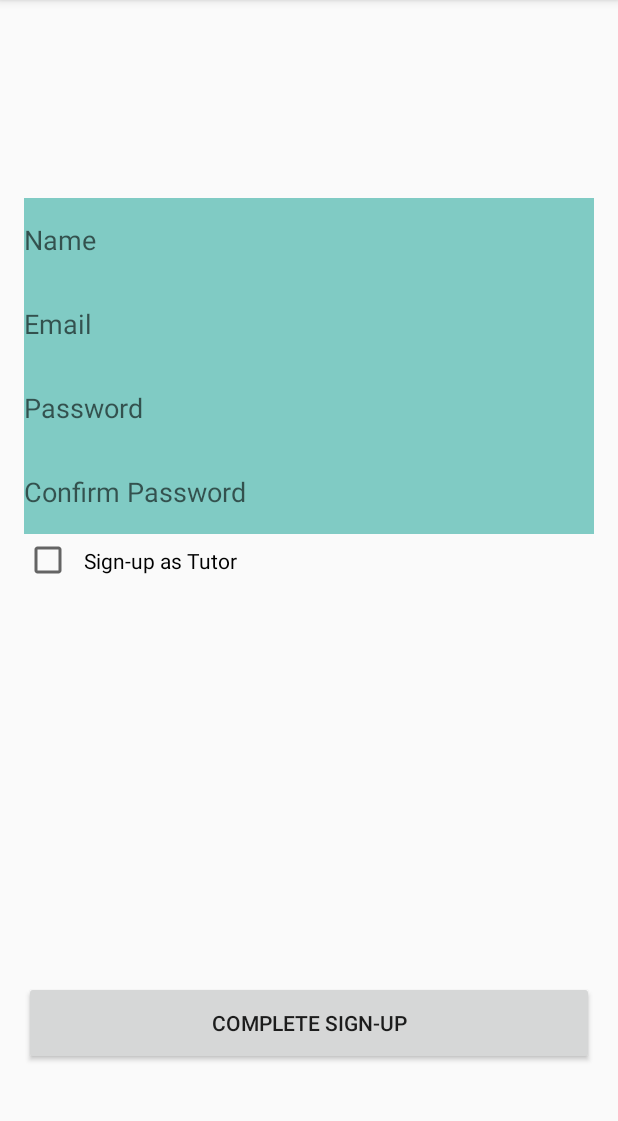
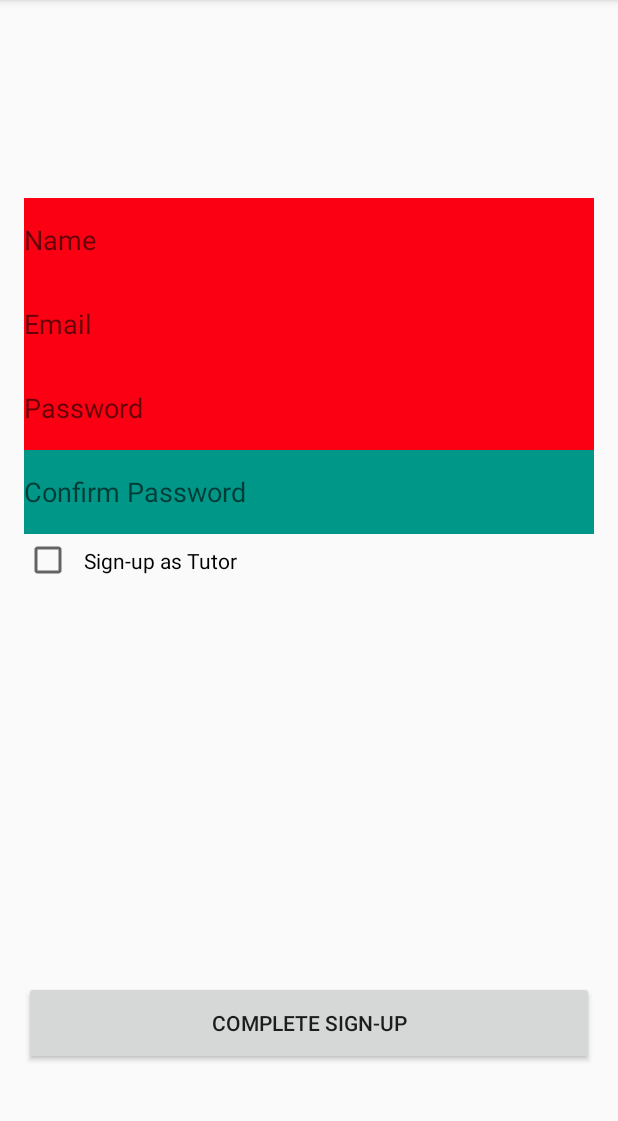
Before and after one commit to jhallard/Tutr, an Android app: the SignUp screen opened directly, with no data from a screen before it, after a tap on "COMPLETE SIGN-UP", on a phone screen of 412 x 824 dp, the part 84-1205 px from its top. Run offline under Robolectric (Android 15) with nearby library versions, the phone set to English and light mode, and no system bars.

Commit message:
Added checks to name, password and password confirmation.  Set EditTexts background color to red if failure in any area and teal if success.

```diff
--- a/app/src/main/java/com/ucsc/teamtutor/tutr/UI/SignUp.java
+++ b/app/src/main/java/com/ucsc/teamtutor/tutr/UI/SignUp.java
@@ -1,6 +1,7 @@
 package com.ucsc.teamtutor.tutr.UI;
 
 import android.content.Intent;
+import android.graphics.Color;
 import android.support.v7.app.ActionBarActivity;
 import android.os.Bundle;
 import android.view.Menu;
@@ -23,14 +24,53 @@ public class SignUp extends ActionBarActivity {
         Button goButton = (Button) findViewById(R.id.SIGNUP);
         goButton.setOnClickListener(new View.OnClickListener() {
             public void onClick(View v) {
+
+                //Acquire all the information
                 EditText emailField = (EditText) findViewById(R.id.EMAIL);
-                String Email = emailField.getText().toString();
-                if (LogInVerification.validEmail(Email)) {
+                EditText nameField = (EditText) findViewById(R.id.NAME);
+                EditText confirmPasswordField = (EditText) findViewById(R.id.CONFIRM_PASSWORD);
+                EditText passwordField = (EditText) findViewById(R.id.PASSWORD);
+                String email = emailField.getText().toString();
+                String password = passwordField.getText().toString();
+                String confirmPassword = confirmPasswordField.getText().toString();
+                String name = nameField.getText().toString();
+                boolean emailValidity = LogInVerification.validEmail(email);
+
+                //Make sure that 1. email is valid 2. password exists 3. it is equal to confirm
+                //password and 4. there is a name
+                if (emailValidity
+                        && password.length() > 0
+                        && password.compareTo(confirmPassword) == 0
+                        && name.length() > 0) {
                     //TODO CREATE ACCOUNT HERE!@!@!@!@!
                     //BE SURE TO SIGN THEM IN SOMEWHERE
                     Intent toHome = new Intent(SignUp.this, HomeActivityTutr.class);
                     SignUp.this.startActivity(toHome);
                     finish();
+                }
+
+                //Now check each instance it could have gone wrong
+                //If it went right, make sure it's still teal so the user knows it's correct.
+                //I can't use @color/<color> resources, they don't work with parseColor, but:
+                //fa0012 is red and 009688 is teal (default).
+                else {
+                    if (name.length() == 0){
+                        //No name entered in field
+                        nameField.setBackgroundColor((Color.parseColor("#fa0012")));
+                    } else nameField.setBackgroundColor((Color.parseColor("#009688")));
+                    if (!emailValidity){
+                        //Invalid email
+                        emailField.setBackgroundColor((Color.parseColor("#fa0012")));
+                    } else emailField.setBackgroundColor((Color.parseColor("#009688")));
+                    if (password.length() == 0){
+                        //No password entered
+                        passwordField.setBackgroundColor((Color.parseColor("#fa0012")));
+                    } else passwordField.setBackgroundColor((Color.parseColor("#009688")));
+                    if (password.compareTo(confirmPassword) != 0){
+                        //Confirmation password does not match password entry
+                        confirmPasswordField.setBackgroundColor((Color.parseColor("#fa0012")));
+                    }
+                    else confirmPasswordField.setBackgroundColor((Color.parseColor("#009688")));
                 }
             }
         });
```
